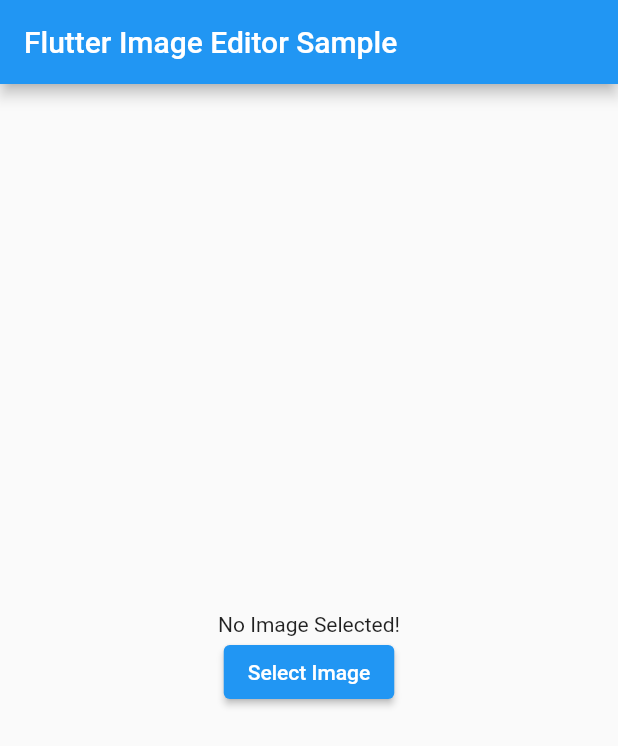
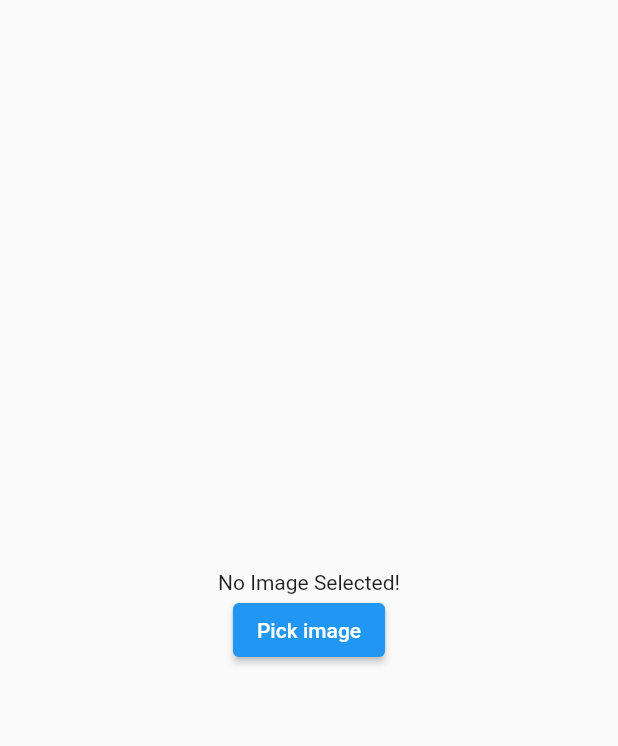
Before and after one commit to sitaraappentus/image_editor, a Flutter app: the screen it shows after launch, on a phone screen of 412 x 824 dp. Shown: the top 746 px of the screen. Run offline on Flutter 3.47's test engine with Material 2 defaults, Android fonts, the phone set to English and light mode, and no system bars; our stand-ins replace image_picker; missing offline and left inert: custom_image_crop.

Commit message:
custom image crop

```diff
--- a/lib/main.dart
+++ b/lib/main.dart
@@ -1,8 +1,6 @@
-import 'dart:io';
-import 'dart:math';
-import 'package:custom_image_crop/custom_image_crop.dart';
 import 'package:flutter/material.dart';
-import 'package:image_picker/image_picker.dart';
+import 'package:image_editor/crop_screen.dart';
+import 'package:image_editor/result_screen.dart';
 
 void main() {
   runApp(const MyApp());
@@ -13,150 +11,9 @@ class MyApp extends StatelessWidget {
 
   @override
   Widget build(BuildContext context) {
-    return const MaterialApp(
+    return MaterialApp(
       debugShowCheckedModeBanner: false,
-      home: MyPickImageScreen(title: 'Flutter Image Editor Sample'),
+      home: ResultScreen(),
     );
   }
 }
-
-class MyPickImageScreen extends StatefulWidget {
-  const MyPickImageScreen({Key? key, required this.title}) : super(key: key);
-
-  final String title;
-
-  @override
-  _MyPickImageScreenState createState() => _MyPickImageScreenState();
-}
-
-class _MyPickImageScreenState extends State<MyPickImageScreen> {
-  File? imgFile;
-  final imgPicker = ImagePicker();
-  late CustomImageCropController controller;
-
-  @override
-  void initState() {
-    super.initState();
-    controller = CustomImageCropController();
-  }
-
-  @override
-  void dispose() {
-    controller.dispose();
-    super.dispose();
-  }
-
-  Future<void> showOptionsDialog(BuildContext context) {
-    return showDialog(
-        context: context,
-        builder: (BuildContext context) {
-          return AlertDialog(
-            title: const Text("Options"),
-            content: SingleChildScrollView(
-              child: ListBody(
-                children: [
-                  GestureDetector(
-                    child: const Text("Capture Image From Camera"),
-                    onTap: () {
-                      openCamera();
-                    },
-                  ),
-                  const Padding(padding: EdgeInsets.all(10)),
-                  GestureDetector(
-                    child: const Text("Take Image From Gallery"),
-                    onTap: () {
-                      openGallery();
-                    },
-                  ),
-                ],
-              ),
-            ),
-          );
-        });
-  }
-
-  void openCamera() async {
-    final XFile? imgCamera = await imgPicker.pickImage(source: ImageSource.camera);
-    setState(() {
-      imgFile = File(imgCamera!.path);
-    });
-    //cropImage(imgCamera!.path);
-    Navigator.of(context).pop();
-  }
-
-  void openGallery() async {
-    final XFile? imgGallery = await imgPicker.pickImage(source: ImageSource.gallery);
-    setState(() {
-      imgFile = File(imgGallery!.path);
-    });
-    //cropImage(imgGallery!.path);
-    Navigator.of(context).pop();
-  }
-
-  /*void cropImage(filePath) {
-    CustomImageCrop customImageCrop = CustomImageCrop(
-      cropController: controller,
-      image: AssetImage(filePath),
-      shape: CustomCropShape.Circle,
-    );
-    if (customImageCrop != null) {
-      Row(
-        children: [
-          IconButton(icon: const Icon(Icons.refresh), onPressed: controller.reset),
-          IconButton(icon: const Icon(Icons.zoom_in), onPressed: () => controller.addTransition(CropImageData(scale: 1.33))),
-          IconButton(icon: const Icon(Icons.zoom_out), onPressed: () => controller.addTransition(CropImageData(scale: 0.75))),
-          IconButton(icon: const Icon(Icons.rotate_left), onPressed: () => controller.addTransition(CropImageData(angle: -pi / 4))),
-          IconButton(icon: const Icon(Icons.rotate_right), onPressed: () => controller.addTransition(CropImageData(angle: pi / 4))),
-          IconButton(
-            icon: const Icon(Icons.crop),
-            onPressed: () async {
-              final image = await controller.onCropImage();
-              if (image != null) {
-                setState(() {
-                  imgFile = image;
-                });
-              }
-            },
-          ),
-        ],
-      );
-    } else {
-      print('some text');
-    }
-  }*/
-
-  Widget displayImage() {
-    if (imgFile == null) {
-      return const Text("No Image Selected!");
-    } else {
-      return Image.file(
-        imgFile!,
-        height: 300,
-      );
-    }
-  }
-
-  @override
-  Widget build(BuildContext context) {
-    return Scaffold(
-      appBar: AppBar(
-        title: Text(widget.title),
-      ),
-      body: Center(
-        child: Column(
-          mainAxisAlignment: MainAxisAlignment.center,
-          children: [
-            displayImage(),
-            ElevatedButton(
-              onPressed: () {
-                showOptionsDialog(context);
-              },
-              child: const Text("Select Image"),
-            ),
-            SizedBox(height: MediaQuery.of(context).padding.bottom),
-          ],
-        ),
-      ),
-    );
-  }
-}
--- /dev/null
+++ b/lib/result_screen.dart
@@ -0,0 +1,59 @@
+import 'dart:typed_data';
+import 'package:flutter/material.dart';
+import 'package:image_editor/crop_screen.dart';
+import 'package:image_picker/image_picker.dart';
+
+class ResultScreen extends StatefulWidget {
+  const ResultScreen({Key? key}) : super(key: key);
+
+  @override
+  State<ResultScreen> createState() => _ResultScreenState();
+}
+
+class _ResultScreenState extends State<ResultScreen> {
+  final ImagePicker _picker = ImagePicker();
+  MemoryImage? imageToCrop;
+  String? image;
+
+  Widget displayImage() {
+    if (imageToCrop == null) {
+      return const Text("No Image Selected!");
+    } else {
+      return Image(image: imageToCrop!,);
+    }
+  }
+
+  @override
+  Widget build(BuildContext context) {
+    return Scaffold(
+      body: Center(
+        child: Column(
+          mainAxisAlignment: MainAxisAlignment.center,
+          children: [
+            displayImage(),
+            ElevatedButton(
+              child: const Text('Pick image'),
+              onPressed: () async {
+                final image = await _picker.pickImage(
+                  source: ImageSource.gallery,
+                );
+
+                if (image != null) {
+                  final imageBytes = image.path;
+                  openForResult(imageBytes);
+                }
+              },
+            ),
+          ],
+        ),
+      ),
+    );
+  }
+
+  Future openForResult(image) async {
+    var result = await Navigator.of(context).push(MaterialPageRoute(builder: (context) => CropScreen(image)));
+    setState(() {
+      imageToCrop = result;
+    });
+  }
+}
--- a/pubspec.yaml
+++ b/pubspec.yaml
@@ -35,7 +35,6 @@ dependencies:
   # Use with the CupertinoIcons class for iOS style icons.
   cupertino_icons: ^1.0.2
   image_picker: ^0.8.4+11
-  image_cropper: ^1.5.0
   custom_image_crop: ^0.0.4
 
 dev_dependencies:
```
Also changed, not shown: lib/crop_screen.dart (added, +71 -0 lines), pubspec.lock, 1 other file.
